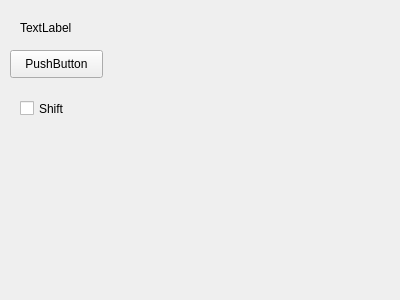
Above: Qt_Overlay/Overlay/overlay.ui from FeelMySkin/OverlayJoystick before the change. Below: the same form after it.
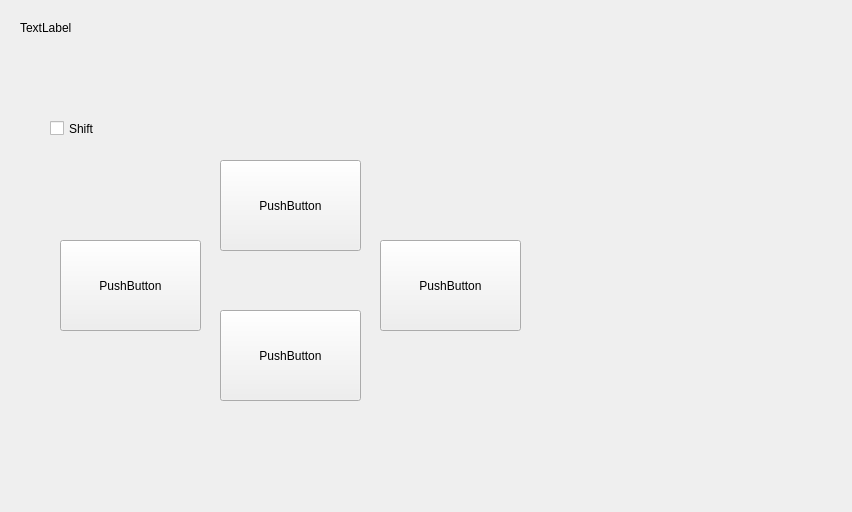
That is the form after the change.

Commit message: Testing buttons. For future - pure sensor

```diff
--- a/Qt_Overlay/Overlay/overlay.ui
+++ b/Qt_Overlay/Overlay/overlay.ui
@@ -9,8 +9,8 @@
    <rect>
     <x>0</x>
     <y>0</y>
-    <width>400</width>
-    <height>300</height>
+    <width>852</width>
+    <height>512</height>
    </rect>
   </property>
   <property name="windowTitle">
@@ -19,10 +19,10 @@
   <widget class="QPushButton" name="pushButton">
    <property name="geometry">
     <rect>
-     <x>10</x>
-     <y>50</y>
-     <width>93</width>
-     <height>28</height>
+     <x>220</x>
+     <y>160</y>
+     <width>141</width>
+     <height>91</height>
     </rect>
    </property>
    <property name="text">
@@ -45,8 +45,8 @@
   <widget class="QCheckBox" name="checkBox">
    <property name="geometry">
     <rect>
-     <x>20</x>
-     <y>100</y>
+     <x>50</x>
+     <y>120</y>
      <width>70</width>
      <height>17</height>
     </rect>
@@ -55,6 +55,45 @@
     <string>Shift</string>
    </property>
   </widget>
+  <widget class="QPushButton" name="Down">
+   <property name="geometry">
+    <rect>
+     <x>220</x>
+     <y>310</y>
+     <width>141</width>
+     <height>91</height>
+    </rect>
+   </property>
+   <property name="text">
+    <string>PushButton</string>
+   </property>
+  </widget>
+  <widget class="QPushButton" name="Right">
+   <property name="geometry">
+    <rect>
+     <x>380</x>
+     <y>240</y>
+     <width>141</width>
+     <height>91</height>
+    </rect>
+   </property>
+   <property name="text">
+    <string>PushButton</string>
+   </property>
+  </widget>
+  <widget class="QPushButton" name="Left">
+   <property name="geometry">
+    <rect>
+     <x>60</x>
+     <y>240</y>
+     <width>141</width>
+     <height>91</height>
+    </rect>
+   </property>
+   <property name="text">
+    <string>PushButton</string>
+   </property>
+  </widget>
  </widget>
  <resources/>
  <connections/>
```
Left out of the diff: 2 changed lines with no effect on the pictures. The commit also changes 2 other files.
